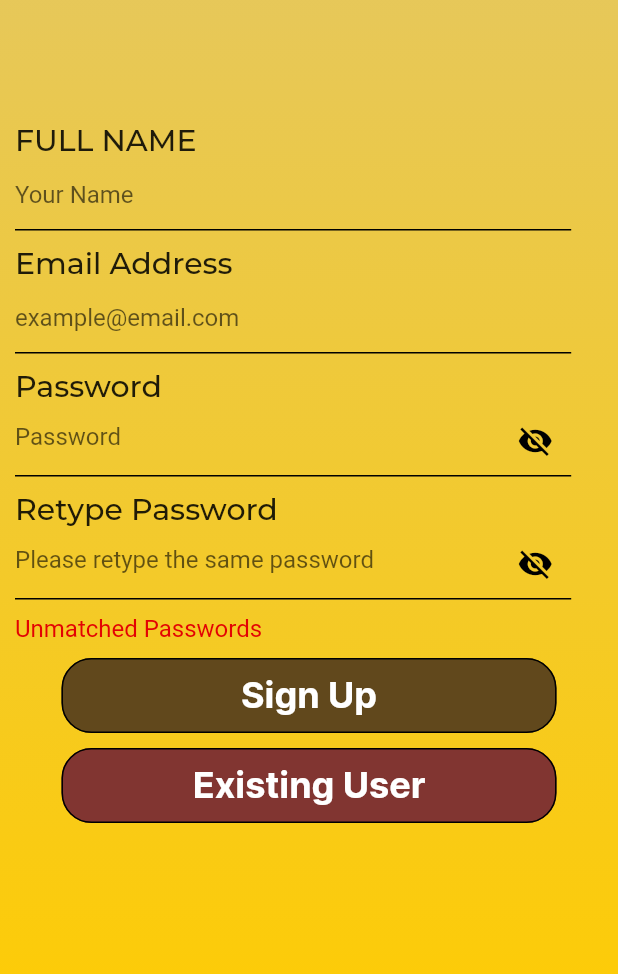
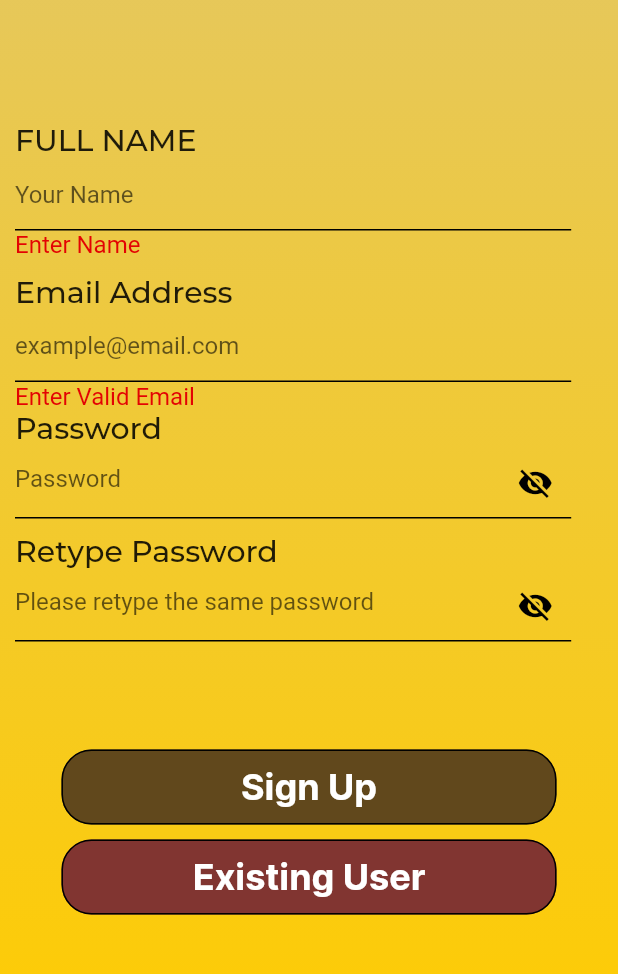
Before and after one commit to vaidic-dodwani/foodora_client, a Flutter app: the signup_screen screen opened by its route, after a tap on "Sign Up", on a phone screen of 412 x 824 dp, the part 157-1131 px from its top. Run offline on Flutter 3.47's test engine with Material 2 defaults, Android fonts, the phone set to English and light mode, and no system bars; our stand-ins replace flutter_svg, location, otp_text_field, permission_handler.

Commit message:
Added Validators

```diff
--- a/lib/main.dart
+++ b/lib/main.dart
@@ -1,5 +1,4 @@
 import 'package:flutter/material.dart';
-import 'package:flutter/services.dart';
 import 'app_routes.dart';
 
 void main() {
--- a/lib/screens/Auth_Page/Sign_Up.dart
+++ b/lib/screens/Auth_Page/Sign_Up.dart
@@ -12,10 +12,15 @@ class signup_screen extends StatefulWidget {
 class _signup_screenState extends State<signup_screen> {
   bool _show_password = false;
   bool _show_retype_password = false;
+  bool _isEmail = false;
   bool _checker = false;
+  bool _samePassword = false;
+  bool _emptyName = true;
+  dynamic _password, _re_password;
   @override
   Widget build(BuildContext context) {
     final size = MediaQuery.of(context).size;
+
     return Scaffold(
       body: SingleChildScrollView(
         child: Container(
@@ -40,15 +45,25 @@ class _signup_screenState extends State<signup_screen> {
                 height: size.height * 0.1,
               ),
               form_text('FULL NAME'),
-              form_field(context, 'Your Name'),
+              form_field(
+                context,
+                'Your Name',
+                function: (text) {
+                  text.length == 0 ? _emptyName = true : _emptyName = false;
+                  setState(() {});
+                },
+              ),
+              _emptyName ? error_line("Enter Name") : SizedBox(width: 21),
               SizedBox(height: 10),
               form_text('Email Address'),
-              form_field(context, 'example@email.com', isEmail: true),
-              SizedBox(height: 10),
+              form_field(context, 'example@email.com', isEmail: true,
+                  function: (input_text) {
+                isEmail(input_text) ? _isEmail = true : _isEmail = false;
+                setState(() {});
+              }),
+              _isEmail ? SizedBox(height: 21) : error_line("Enter Valid Email"),
               form_text('Password'),
-              form_field(
-                context,
-                'Password',
+              form_field(context, 'Password',
                   password: !_show_password,
                   icon: IconButton(
                     onPressed: () {
@@ -58,13 +73,13 @@ class _signup_screenState extends State<signup_screen> {
                     icon: _show_password
                         ? Icon(Icons.visibility)
                         : Icon(Icons.visibility_off),
-                ),
-              ),
+                  ), function: (input_password) {
+                _password = input_password;
+                setState(() {});
+              }),
               SizedBox(height: 10),
               form_text('Retype Password'),
-              form_field(
-                context,
-                'Please retype the same password',
+              form_field(context, 'Please retype the same password',
                   password: !_show_retype_password,
                   icon: IconButton(
                     onPressed: () {
@@ -74,14 +89,26 @@ class _signup_screenState extends State<signup_screen> {
                     icon: _show_retype_password
                         ? Icon(Icons.visibility)
                         : Icon(Icons.visibility_off),
-                ),
+                  ), function: (input_password) {
+                _re_password = input_password;
+                setState(() {});
+              }),
+              SizedBox(height: 10),
+              (_password == _re_password)
+                  ? SizedBox(height: 21)
+                  : error_line("Passwords Do Not Match"),
+              SizedBox(height: 10),
+              _checker
+                  ? error_line("Invalid Password")
+                  : SizedBox(
+                      height: 21,
                     ),
               SizedBox(height: 10),
-              if (_checker) error_line(),
-              SizedBox(height: 10),
               button_style('Sign Up', context, function: () {
+                if (!_emptyName && _isEmail && _password == _re_password) {
                   _checker = true;
                   setState(() {});
+                }
               }),
               SizedBox(height: 10),
               button_style(
@@ -99,19 +126,3 @@ class _signup_screenState extends State<signup_screen> {
     );
   }
 }
-
-error_line() {
-  if (true) {
-    return const Align(
-      alignment: Alignment.centerLeft,
-      child: Padding(
-        padding: EdgeInsets.only(left: 10.0),
-        child: Text(
-          'Unmatched Passwords',
-          style: TextStyle(fontSize: 16, color: font_red_color),
-        ),
-      ),
-    );
-  } else
-    return SizedBox(height: 22);
-}
```
Also changed, not shown: lib/designing.dart (+62 -16 lines), lib/screens/Auth_Page/Otp_Login.dart (+20 -3 lines), lib/screens/Auth_Page/Sign_In.dart (+25 -23 lines), lib/screens/Location_Page/Location_Screen.dart (+4 -4 lines). Lines whose indentation alone changed are shown as unchanged.
